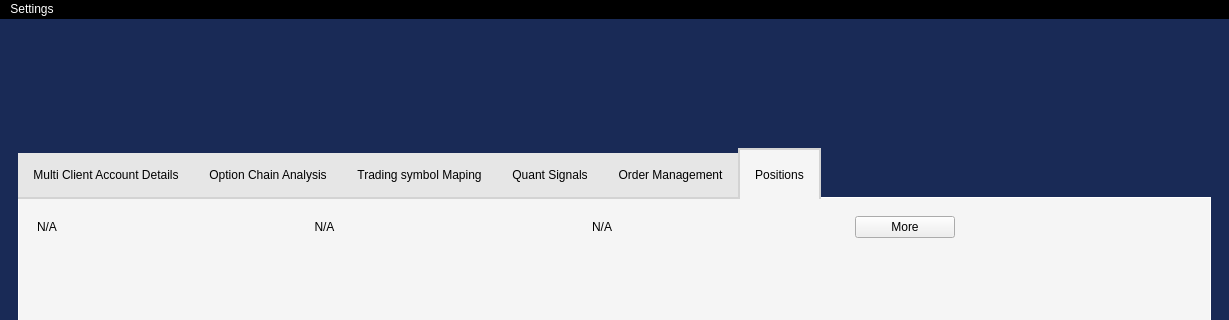
This is Libs/UI/Raw/home.ui in Tuhin-thinks/TradeXCB-OMS as Qt 5 draws it before an edit; both pictures show x 0 to 1229 and y 0 to 320 of the 1229 by 869 pixel window. The edited form follows.
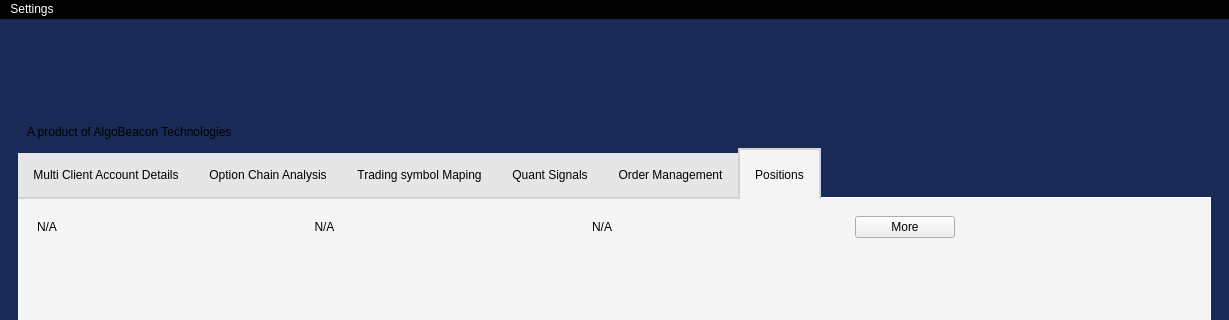
This is the edited form. Icons and pictures are not drawn.

What changed in the file:
```diff
--- a/Libs/UI/Raw/home.ui
+++ b/Libs/UI/Raw/home.ui
@@ -879,7 +879,7 @@
         <widget class="QFrame" name="frame_19">
          <property name="minimumSize">
           <size>
-           <width>0</width>
+           <width>250</width>
            <height>120</height>
           </size>
          </property>
@@ -911,21 +911,58 @@
           <property name="spacing">
            <number>0</number>
           </property>
-          <item row="0" column="0">
-           <spacer name="horizontalSpacer_17">
-            <property name="orientation">
-             <enum>Qt::Horizontal</enum>
-            </property>
-            <property name="sizeHint" stdset="0">
-             <size>
-              <width>40</width>
-              <height>20</height>
-             </size>
-            </property>
-           </spacer>
-          </item>
           <item row="0" column="3">
+           <spacer name="horizontalSpacer_18">
+            <property name="orientation">
+             <enum>Qt::Horizontal</enum>
+            </property>
+            <property name="sizeType">
+             <enum>QSizePolicy::Expanding</enum>
+            </property>
+            <property name="sizeHint" stdset="0">
+             <size>
+              <width>40</width>
+              <height>20</height>
+             </size>
+            </property>
+           </spacer>
+          </item>
+          <item row="0" column="1">
+           <spacer name="horizontalSpacer_17">
+            <property name="orientation">
+             <enum>Qt::Horizontal</enum>
+            </property>
+            <property name="sizeType">
+             <enum>QSizePolicy::Expanding</enum>
+            </property>
+            <property name="sizeHint" stdset="0">
+             <size>
+              <width>40</width>
+              <height>20</height>
+             </size>
+            </property>
+           </spacer>
+          </item>
+          <item row="0" column="4">
            <widget class="QScrollArea" name="scrollArea_notif">
+            <property name="sizePolicy">
+             <sizepolicy hsizetype="Preferred" vsizetype="Expanding">
+              <horstretch>0</horstretch>
+              <verstretch>0</verstretch>
+             </sizepolicy>
+            </property>
+            <property name="minimumSize">
+             <size>
+              <width>450</width>
+              <height>0</height>
+             </size>
+            </property>
+            <property name="maximumSize">
+             <size>
+              <width>450</width>
+              <height>16777215</height>
+             </size>
+            </property>
             <property name="styleSheet">
              <string notr="true">#scrollArea_notif{
 	background-color: transparent;
@@ -944,14 +981,14 @@
               <rect>
                <x>0</x>
                <y>0</y>
-               <width>526</width>
+               <width>450</width>
                <height>120</height>
               </rect>
              </property>
             </widget>
            </widget>
           </item>
-          <item row="0" column="1">
+          <item row="0" column="2" alignment="Qt::AlignHCenter">
            <widget class="QLabel" name="label_app_logo">
             <property name="minimumSize">
              <size>
@@ -980,21 +1017,36 @@
             </property>
            </widget>
           </item>
-          <item row="0" column="2">
-           <spacer name="horizontalSpacer_18">
-            <property name="orientation">
-             <enum>Qt::Horizontal</enum>
+          <item row="0" column="0">
+           <widget class="QFrame" name="frame_9">
+            <property name="minimumSize">
+             <size>
+              <width>250</width>
+              <height>0</height>
+             </size>
             </property>
-            <property name="sizeType">
-             <enum>QSizePolicy::Preferred</enum>
-            </property>
-            <property name="sizeHint" stdset="0">
+            <property name="maximumSize">
              <size>
-              <width>40</width>
-              <height>20</height>
+              <width>350</width>
+              <height>16777215</height>
              </size>
             </property>
-           </spacer>
+            <property name="frameShape">
+             <enum>QFrame::NoFrame</enum>
+            </property>
+            <property name="frameShadow">
+             <enum>QFrame::Raised</enum>
+            </property>
+            <layout class="QHBoxLayout" name="horizontalLayout_5">
+             <item alignment="Qt::AlignBottom">
+              <widget class="QLabel" name="label_product_header">
+               <property name="text">
+                <string>A product of AlgoBeacon Technologies</string>
+               </property>
+              </widget>
+             </item>
+            </layout>
+           </widget>
           </item>
          </layout>
         </widget>
```
